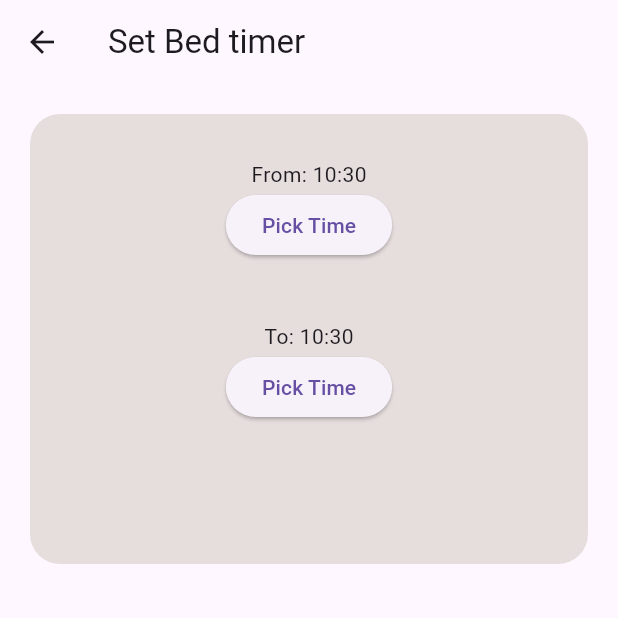
After one commit to Amoako419/Flutter_Semester_Project, a Flutter app: the TimePickerWidget screen opened directly, on a phone screen of 412 x 824 dp, the top half of it. The commit adds this screen. Run offline on Flutter 3.47's test engine with Material 3 defaults, Android fonts, the phone set to English and light mode, and no system bars.

Commit message:
bugs not identified

```diff
--- a/health_monitor/lib/pages/sleep.dart
+++ b/health_monitor/lib/pages/sleep.dart
@@ -1,8 +1,14 @@
 import 'package:flutter/material.dart';
+import 'package:health_monitor/pages/timepicker.dart';
 
-class Sleep extends StatelessWidget {
+class Sleep extends StatefulWidget {
   const Sleep({super.key});
 
+  @override
+  State<Sleep> createState() => _SleepState();
+}
+
+class _SleepState extends State<Sleep> {
   @override
   Widget build(BuildContext context) {
     return MaterialApp(
@@ -74,35 +80,10 @@ IconButton(
             ),
 
             );
+
   }
 
-  ////--- Start Monday --//////
-  Widget _monday() {
-    return SingleChildScrollView(
-        child: Column(
-      children: [
-        _space(),
-        const Align(
-          alignment: Alignment.topLeft,
-          child: Text(
-            "  No Data",
-            style: TextStyle(
-              fontSize: 40.0,
-              fontWeight: FontWeight.bold,
-            ),
-          ),
-        ),
-        const Align(
-          alignment: Alignment.topLeft,
-          child: Text("      Sleep data unavailable"),
-        ),
-        _add(),
-
-      ],
-    ));
-  }
-
-  Widget _add() {
+    Widget _add() {
     return Container(
       padding: const EdgeInsets.all(30),
       margin: const EdgeInsets.all(20),
@@ -140,12 +121,43 @@ IconButton(
                 style: TextStyle(fontSize: 12.0, color: Colors.black),
               )),
           ElevatedButton(
-              onPressed: () {},
+              onPressed: () {
+                 Navigator.push(
+                context,
+                MaterialPageRoute(builder: (context)=> const TimePickerWidget())
+              );
+              },
               child:
                   const Text("Get started", style: TextStyle(fontSize: 15.1)))
         ],
       ),
     );
+  }
+
+  ////--- Start Monday --//////
+  Widget _monday() {
+    return SingleChildScrollView(
+        child: Column(
+      children: [
+        _space(),
+        const Align(
+          alignment: Alignment.topLeft,
+          child: Text(
+            "  No Data",
+            style: TextStyle(
+              fontSize: 40.0,
+              fontWeight: FontWeight.bold,
+            ),
+          ),
+        ),
+        const Align(
+          alignment: Alignment.topLeft,
+          child: Text("      Sleep data unavailable"),
+        ),
+        _add(),
+
+      ],
+    ));
   }
 
   ////--- End Monday --//////
@@ -264,6 +276,7 @@ IconButton(
       ],
     ));
   }
+
   ////--- End Monday --//////
   ///
   ///
@@ -333,6 +346,4 @@ IconButton(
       height: 30.0,
     );
   }
-
-
 }
--- /dev/null
+++ b/health_monitor/lib/pages/timepicker.dart
@@ -0,0 +1,88 @@
+import 'package:flutter/material.dart';
+
+class TimePickerWidget extends StatefulWidget {
+    const TimePickerWidget({Key? key}) : super(key: key);
+
+    @override
+    State<TimePickerWidget> createState() => _TimePickerWidgetState();
+}
+
+class _TimePickerWidgetState extends State<TimePickerWidget> {
+    TimeOfDay _time = const TimeOfDay(hour: 10, minute: 30);
+    TimeOfDay _ime = const TimeOfDay(hour: 10, minute: 30);
+
+    void _showTimePicker() {
+    showTimePicker(
+        context: context,
+        initialTime: _time,
+    ).then((newTime) {
+        if (newTime != null) {
+        setState(() {
+            _time = newTime;
+        });
+        }
+    });
+    }
+
+        // ignore: non_constant_identifier_names
+        void _TimePicker() {
+    showTimePicker(
+        context: context,
+        initialTime: _ime,
+    ).then((nTime) {
+        if (nTime != null) {
+        setState(() {
+            _ime = nTime;
+        });
+        }
+    });
+    }
+
+    @override
+    Widget build(BuildContext context) {
+    return Scaffold(
+      appBar: AppBar(
+        title: const Text("Set Bed timer"),
+      ),
+      body:
+        Column(
+        children: [
+          _body()
+        ],
+      ),
+    );
+    }
+    Widget _body(){
+      return Container(
+        padding: const EdgeInsets.all(30),
+    margin: const EdgeInsets.all(20),
+    width: double.infinity,
+    height: 300,
+    decoration: const BoxDecoration(
+        borderRadius: BorderRadius.only(
+          bottomLeft: Radius.circular(20),
+          bottomRight: Radius.circular(20),
+          topLeft: Radius.circular(20),
+          topRight: Radius.circular(20),
+        ),
+        color: Color.fromARGB(255, 230, 221, 221)),
+        child: Column(
+          children: [
+             Text('From: ${_time.hour}:${_time.minute}'),
+        ElevatedButton(
+            onPressed: _showTimePicker,
+            child: const Text('Pick Time'),
+        ),
+        Padding(padding: EdgeInsets.all(20)),
+              Text('To: ${_time.hour}:${_time.minute}'),
+        ElevatedButton(
+            onPressed: _TimePicker,
+            child: const Text('Pick Time'),
+        ),
+          ],
+        ),
+      );
+    }
+
+
+}
```
